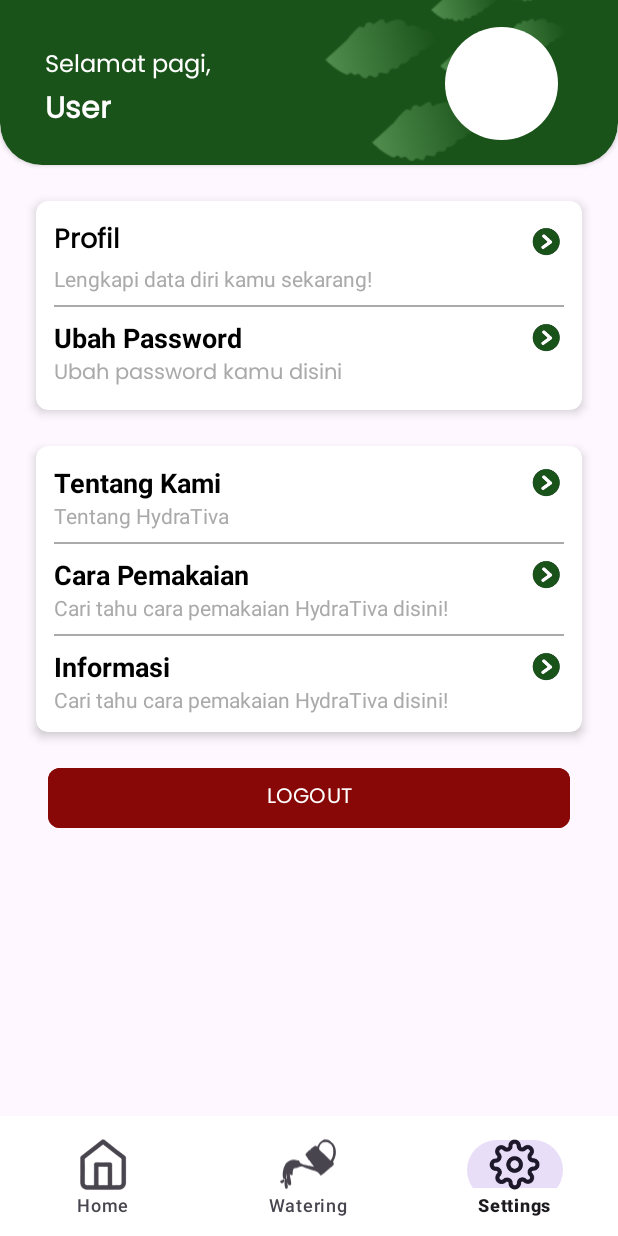
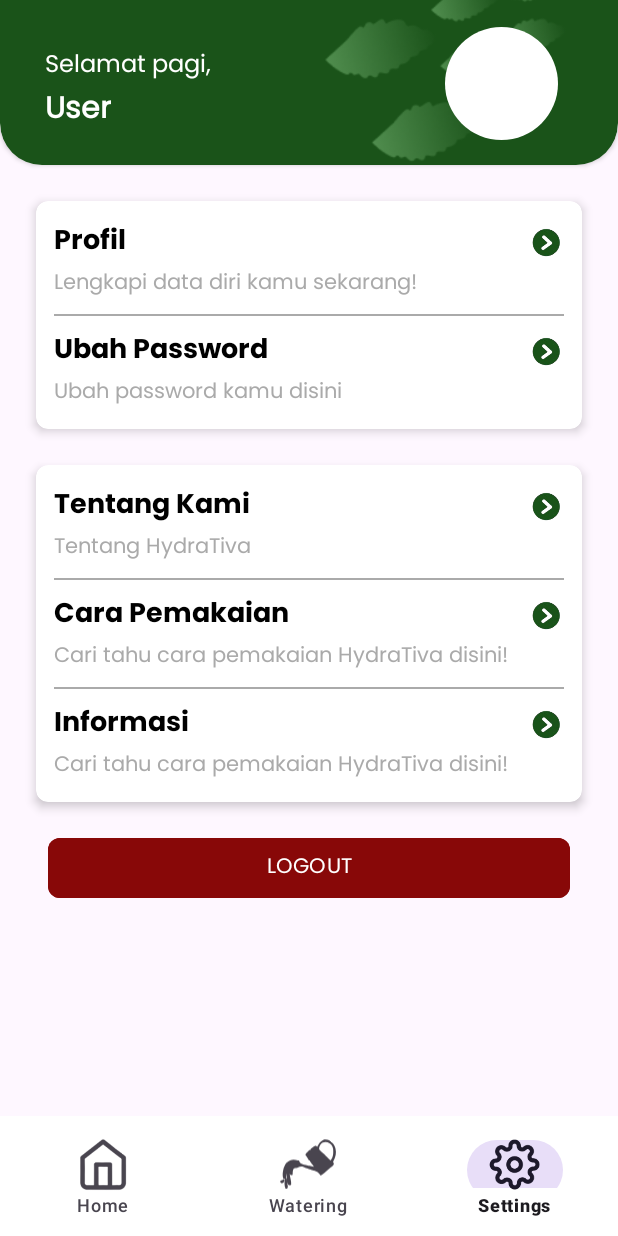
Before and after one commit to Iyaddhh/HydraTiva-App, an Android app: the Setting screen opened directly, with no data from a screen before it, on a phone screen of 412 x 824 dp. Run offline under Robolectric (Android 15) with nearby library versions, the phone set to English and light mode, and no system bars.

Commit message:
"Revisi Font"

```diff
--- a/app/src/main/res/layout/activity_setting.xml
+++ b/app/src/main/res/layout/activity_setting.xml
@@ -117,8 +117,7 @@
                     android:layout_weight="1"
                     android:text="Profil"
                     android:textColor="@android:color/black"
-                    android:fontFamily="@font/poppins"
-                    android:textStyle="bold"
+                    android:fontFamily="@font/poppins_bold"
                     android:textSize="18sp" />
 
                 <ImageView
@@ -130,6 +129,7 @@
             <TextView
                 android:layout_width="wrap_content"
                 android:layout_height="wrap_content"
+                android:fontFamily="@font/poppins"
                 android:text="Lengkapi data diri kamu sekarang!"
                 android:textColor="@android:color/darker_gray" />
 
@@ -151,7 +151,7 @@
                     android:layout_weight="1"
                     android:text="Ubah Password"
                     android:textColor="@android:color/black"
-                    android:textStyle="bold"
+                    android:fontFamily="@font/poppins_bold"
                     android:textSize="18sp" />
 
                 <ImageView
@@ -197,9 +197,9 @@
                     android:layout_height="wrap_content"
                     android:layout_weight="1"
                     android:text="Tentang Kami"
+                    android:fontFamily="@font/poppins_bold"
                     android:textColor="@android:color/black"
-                    android:textSize="18sp"
-                    android:textStyle="bold" />
+                    android:textSize="18sp"/>
 
                 <ImageView
                     android:layout_width="24dp"
@@ -211,6 +211,7 @@
                 android:layout_width="wrap_content"
                 android:layout_height="wrap_content"
                 android:text="Tentang HydraTiva"
+                android:fontFamily="@font/poppins"
                 android:textColor="@android:color/darker_gray" />
 
             <View
@@ -232,7 +233,7 @@
                     android:text="Cara Pemakaian"
                     android:textColor="@android:color/black"
                     android:textSize="18sp"
-                    android:textStyle="bold" />
+                    android:fontFamily="@font/poppins_bold"/>
 
                 <ImageView
                     android:layout_width="24dp"
@@ -243,6 +244,7 @@
             <TextView
                 android:layout_width="wrap_content"
                 android:layout_height="wrap_content"
+                android:fontFamily="@font/poppins"
                 android:text="Cari tahu cara pemakaian HydraTiva disini!"
                 android:textColor="@android:color/darker_gray" />
 
@@ -263,9 +265,9 @@
                     android:layout_height="wrap_content"
                     android:layout_weight="1"
                     android:text="Informasi"
+                    android:fontFamily="@font/poppins_bold"
                     android:textColor="@android:color/black"
-                    android:textSize="18sp"
-                    android:textStyle="bold" />
+                    android:textSize="18sp"/>
 
                 <ImageView
                     android:layout_width="24dp"
@@ -276,6 +278,7 @@
             <TextView
                 android:layout_width="wrap_content"
                 android:layout_height="wrap_content"
+                android:fontFamily="@font/poppins"
                 android:text="Cari tahu cara pemakaian HydraTiva disini!"
                 android:textColor="@android:color/darker_gray" />
         </LinearLayout>
```
